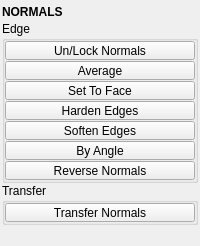
Above: tentacle/ui/normals.ui from m3trik/tentacle before the change. Below: the same form after it.
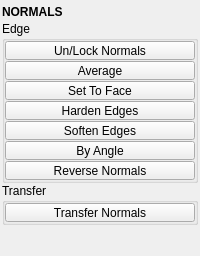
That is the form after the change. Custom widgets are drawn as their Qt base class.

Patch:
```diff
--- a/tentacle/ui/normals.ui
+++ b/tentacle/ui/normals.ui
@@ -376,6 +376,9 @@
         <property name="orientation">
          <enum>Qt::Vertical</enum>
         </property>
+        <property name="sizeType">
+         <enum>QSizePolicy::Fixed</enum>
+        </property>
         <property name="sizeHint" stdset="0">
          <size>
           <width>0</width>
```
Left out of the diff: 12 changed lines with no effect on the pictures.
